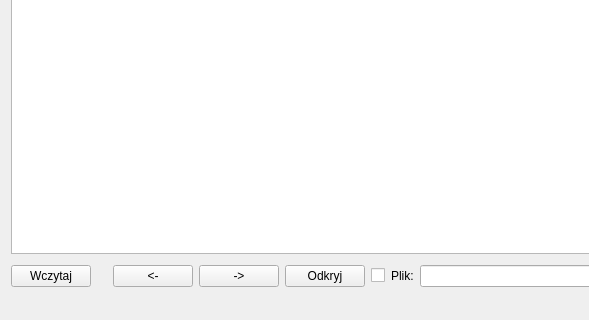
Before: the Qt Designer form mainwindow.ui in OtoshigamiX/SquareQuizzer, drawn with Qt 5; both pictures show x 0 to 589 and y 138 to 458 of the 766 by 458 pixel window.
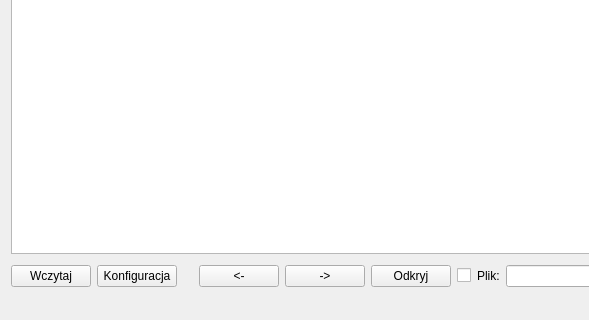
After: the same form once the commit is applied.

Commit message: Added a ConfigWindow with altscoring button there

What changed in the file:
```diff
--- a/mainwindow.ui
+++ b/mainwindow.ui
@@ -40,6 +40,13 @@
         </property>
        </widget>
       </item>
+      <item>
+       <widget class="QPushButton" name="configButton">
+        <property name="text">
+         <string>Konfiguracja</string>
+        </property>
+       </widget>
+      </item>
       <item>
        <widget class="QLabel" name="questionNumLabel">
         <property name="font">
```
The commit also changes 6 other files.
